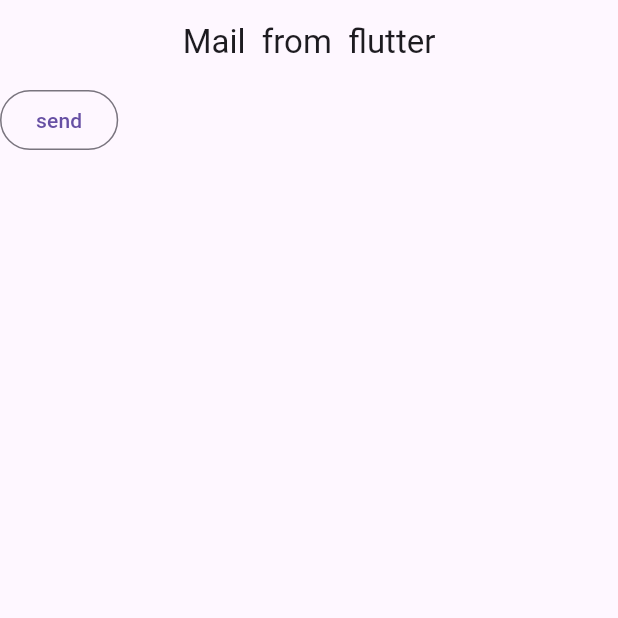
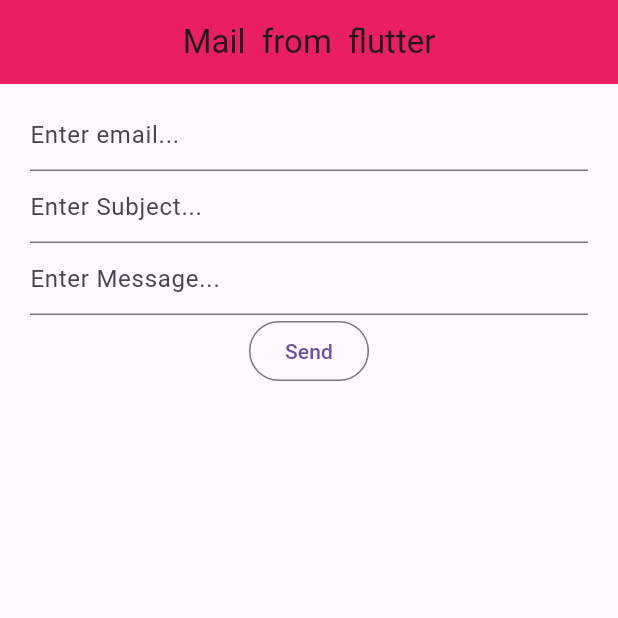
Before and after one commit to decayapp/testing_gmail, a Flutter app: the screen it shows after launch, on a phone screen of 412 x 824 dp, the top half of it. Run offline on Flutter 3.47's test engine with Material 3 defaults, Android fonts, the phone set to English and light mode, and no system bars; missing offline and left inert: mailer.

Commit message:
code  improve

```diff
--- a/lib/home.dart
+++ b/lib/home.dart
@@ -10,24 +10,37 @@ class Home extends StatefulWidget {
 }
 
 class _HomeState extends State<Home> {
-  var alert = "";
+  final txtemail = TextEditingController();
+  final txtsubject = TextEditingController();
+  final txtmsg = TextEditingController();
+  var lbl_text = "";
+
   Future<void> sendingemail() async {
     try {
       var message = Message();
       var userEmail = 'testingapp10101@gmail.com';
-      message.subject = 'Sending subject from flutter';
-      message.text = 'get my email....';
+      var password = ''; // Replace with your app password
 
+      message.subject = txtsubject.text;
+      message.text = txtmsg.text;
       message.from = userEmail;
-      message.recipients.add(userEmail);
+      message.recipients.add(txtemail.text);
 
-      var smtpServer = gmail(userEmail, 'app_password');   //use app password from gmail
+      var smtpServer = gmail(userEmail, password);
 
-
-      send(message, smtpServer);
-      print('sent');
+      await send(message, smtpServer);
+      setState(() {
+        lbl_text = 'Email Sent Successfully!';
+      });
     } catch (e) {
-      print('${e.toString()}');
+      print(e.toString());
+      setState(() {
+        lbl_text = 'Failed to send email: ${e.toString()}';
+      });
+    } finally {
+      txtemail.clear();
+      txtsubject.clear();
+      txtmsg.clear();
     }
   }
 
@@ -36,11 +49,36 @@ class _HomeState extends State<Home> {
     return MaterialApp(
       home: Scaffold(
         appBar: AppBar(
-          title: Text('Mail  from  flutter'),
+          backgroundColor: Colors.pink,
+          title: const Text('Mail  from  flutter'),
           centerTitle: true,
         ),
         body: Container(
-          child: OutlinedButton(onPressed: sendingemail, child: Text('send')),
+          margin: const EdgeInsets.fromLTRB(20, 10, 20, 0),
+          child: Column(
+            children: [
+              TextField(
+                controller: txtemail,
+                decoration: const InputDecoration(hintText: 'Enter email...'),
+              ),
+              TextField(
+                controller: txtsubject,
+                decoration: const InputDecoration(hintText: 'Enter Subject...'),
+              ),
+              TextField(
+                controller: txtmsg,
+                decoration: const InputDecoration(hintText: 'Enter Message...'),
+              ),
+              OutlinedButton(
+                onPressed: sendingemail,
+                child: const Text('Send'),
+              ),
+              Container(
+                margin: const EdgeInsets.only(top: 20),
+                child: Text(lbl_text),
+              )
+            ],
+          ),
         ),
       ),
     );
```
